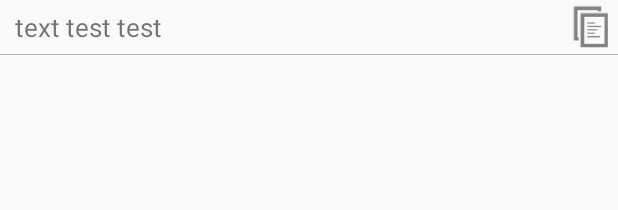
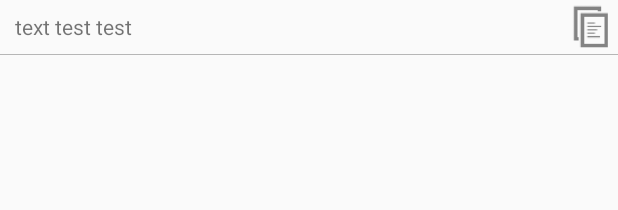
Before and after one commit to heruoxin/Clip-Stack, an Android app: the layout notification_clip_card.xml on its own in the app's theme, with its tools: preview values and no code run, on a phone screen of 412 x 824 dp. Shown: the top 210 px of the screen. Run offline under Robolectric (Android 15) with nearby library versions, the phone set to English and light mode, and no system bars.

```diff
--- a/app/src/main/res/layout/notification_clip_card.xml
+++ b/app/src/main/res/layout/notification_clip_card.xml
@@ -21,7 +21,7 @@
             android:ellipsize="end"
             android:lines="1"
             android:text="text test test"
-            android:textSize="17sp"
+            android:textSize="14sp"
             android:textColor="@color/secondary_text_default_material_light"
             android:layout_gravity="center"
             android:layout_weight="1"
--- a/app/src/main/res/layout/notification_clip_list.xml
+++ b/app/src/main/res/layout/notification_clip_list.xml
@@ -30,7 +30,7 @@
             <TextView
                 android:id="@+id/current_clip"
                 android:layout_marginStart="10dp"
-                android:textSize="18sp"
+                android:textSize="16sp"
                 android:text="Title test test"
                 android:textColor="@color/primary_text_default_material_light"
                 android:layout_gravity="center"
```
Also changed, not shown: app/src/main/java/com/catchingnow/tinyclipboards/ActivityMain.java (+6 -1 lines).
